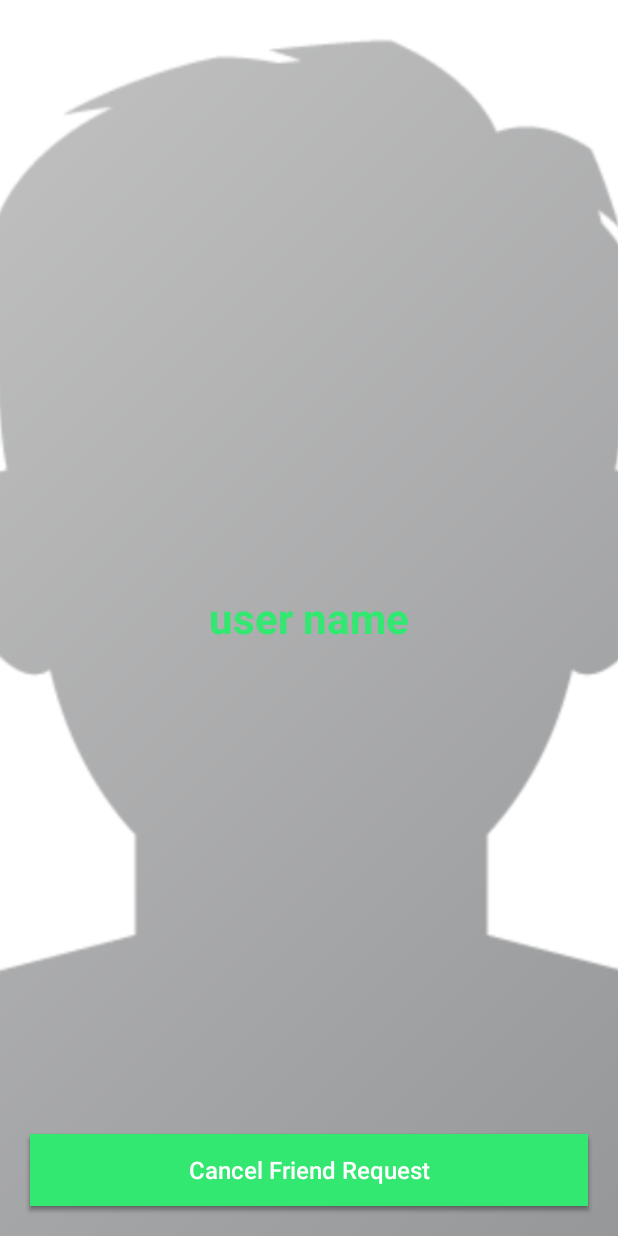
After one commit to abhisunny3/SkypeCloneCodingCafe, an Android app: the layout activity_profile.xml on its own in the app's theme, with its tools: preview values and no code run, on a phone screen of 412 x 824 dp. The commit adds this screen. Run offline under Robolectric (Android 15) with nearby library versions, the phone set to English and light mode, and no system bars.

Commit message:
7 tutorial

```diff
--- a/app/src/main/AndroidManifest.xml
+++ b/app/src/main/AndroidManifest.xml
@@ -11,7 +11,8 @@
         android:roundIcon="@mipmap/ic_launcher_round"
         android:supportsRtl="true"
         android:theme="@style/AppTheme">
-        <activity android:name=".FindPeopleActivity"></activity>
+        <activity android:name=".ProfileActivity"></activity>
+        <activity android:name=".FindPeopleActivity" />
         <activity android:name=".NotificationsAcitivity" />
         <activity android:name=".SettingsActivity" />
         <activity
--- a/app/src/main/java/com/example/skypeclonecodingcafe/SettingsActivity.java
+++ b/app/src/main/java/com/example/skypeclonecodingcafe/SettingsActivity.java
@@ -218,7 +218,7 @@ public class SettingsActivity extends AppCompatActivity {
                     String username = dataSnapshot.child("name").getValue().toString();
                     String bio = dataSnapshot.child("status").getValue().toString();
 
-                    userBioET.setText(username);
+                    userNameET.setText(username);
                     userBioET.setText(bio);
 
                     Picasso.get().load(image).placeholder(R.drawable.profile_image).into(profileImageView);
--- /dev/null
+++ b/app/src/main/res/layout/activity_profile.xml
@@ -0,0 +1,57 @@
+<?xml version="1.0" encoding="utf-8"?>
+<RelativeLayout xmlns:android="http://schemas.android.com/apk/res/android"
+    xmlns:app="http://schemas.android.com/apk/res-auto"
+    xmlns:tools="http://schemas.android.com/tools"
+    android:layout_width="match_parent"
+    android:layout_height="match_parent"
+    tools:context=".ProfileActivity">
+
+    <ImageView
+        android:id="@+id/background_profile_image"
+        android:layout_width="match_parent"
+        android:layout_height="match_parent"
+        android:src="@drawable/profile_image"
+        android:scaleType="centerCrop">
+
+    </ImageView>
+
+    <TextView
+        android:id="@+id/name_profile"
+        android:layout_width="match_parent"
+        android:layout_height="wrap_content"
+        android:text="user name"
+        android:textColor="@color/colorPrimary"
+        android:textSize="28dp"
+        android:maxLines="2"
+        android:textStyle="bold"
+        android:gravity="center"
+        android:layout_centerInParent="true"
+        />
+
+    <Button
+        android:id="@+id/add_friends"
+        android:layout_width="match_parent"
+        android:layout_height="wrap_content"
+        android:layout_alignParentBottom="true"
+        android:textSize="16sp"
+        android:textAllCaps="false"
+        android:text="Add Friend"
+        android:textColor="@android:color/white"
+        android:layout_margin="20dp"
+        android:background="@color/colorPrimary"
+        />
+
+    <Button
+        android:id="@+id/decline_friends"
+        android:layout_width="match_parent"
+        android:layout_height="wrap_content"
+        android:layout_alignParentBottom="true"
+        android:textSize="16sp"
+        android:textAllCaps="false"
+        android:text="Cancel Friend Request"
+        android:textColor="@android:color/white"
+        android:layout_margin="20dp"
+        android:background="@color/colorPrimary"
+        />
+
+</RelativeLayout>
```
Also changed, not shown: app/src/main/java/com/example/skypeclonecodingcafe/Contacts.java (added, +47 -0 lines), app/src/main/java/com/example/skypeclonecodingcafe/FindPeopleActivity.java (+94 -0 lines), app/src/main/java/com/example/skypeclonecodingcafe/ProfileActivity.java (added, +37 -0 lines).
